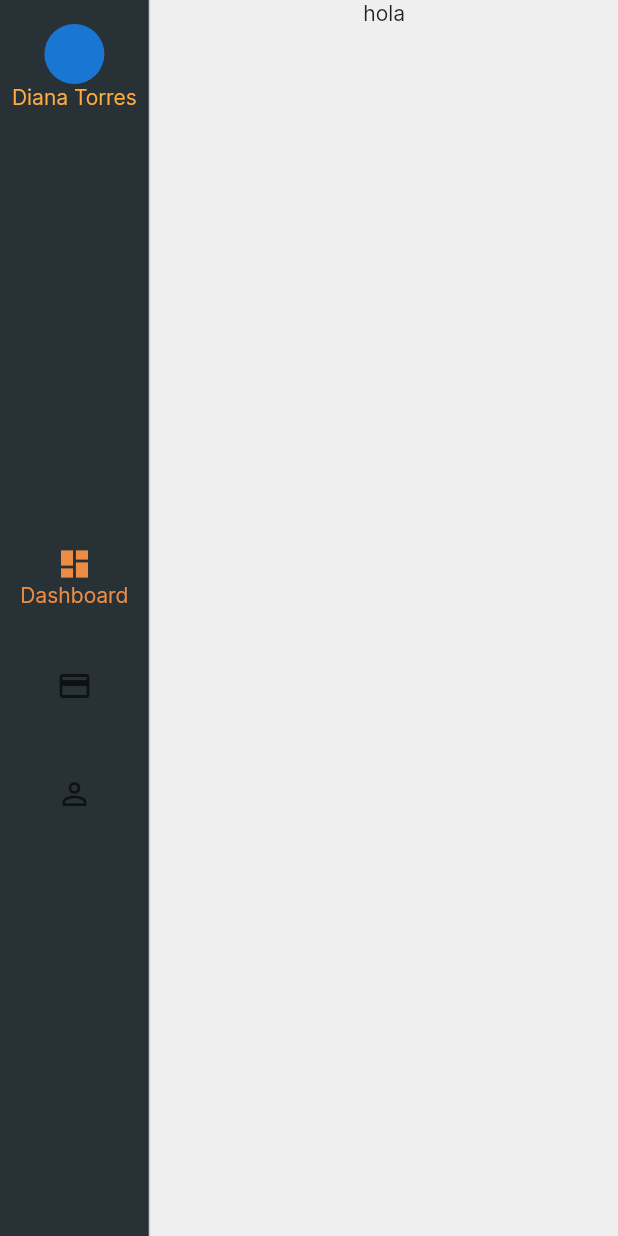
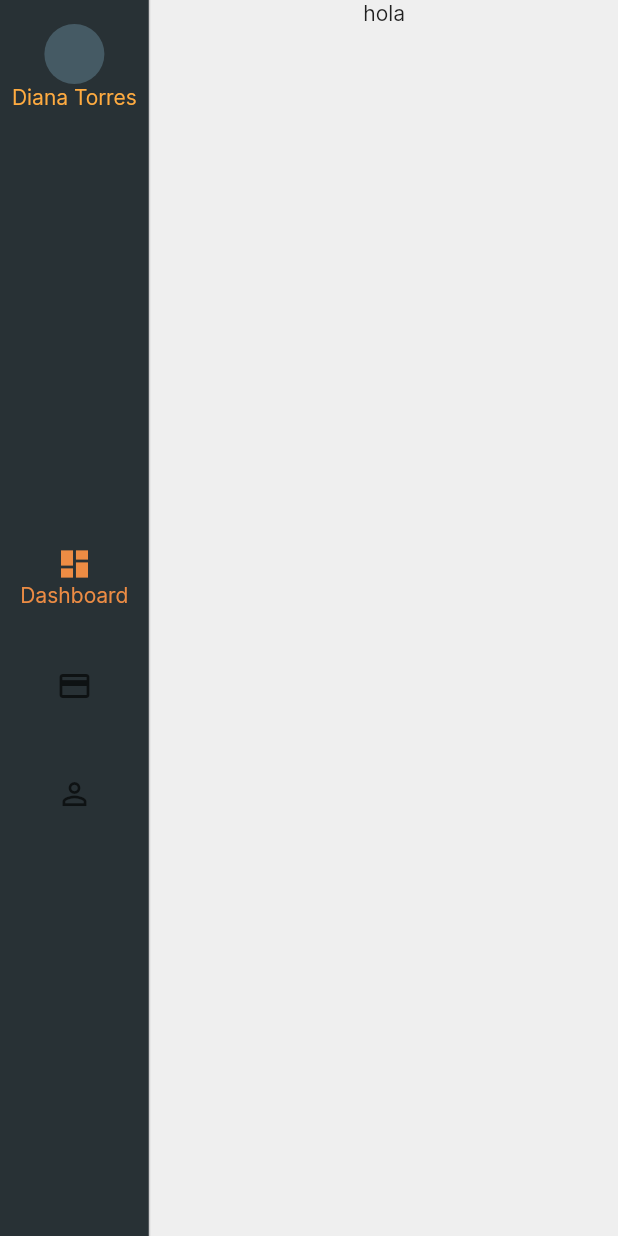
Before and after one commit to LITO-TR/del_centro_app, a Flutter app: the screen it shows after launch, on a phone screen of 412 x 824 dp. Run offline on Flutter 3.47's test engine with Material 2 defaults, Android fonts, the phone set to English and light mode, and no system bars.

Commit message:
refactor main color

```diff
--- a/lib/main.dart
+++ b/lib/main.dart
@@ -16,9 +16,8 @@ class MyApp extends StatelessWidget {
       debugShowCheckedModeBanner: false,
       title: 'Flutter Demo',
       theme: ThemeData(
-
+        primarySwatch: Colors.blueGrey,
           fontFamily: 'Inter',
-
           scaffoldBackgroundColor: Styles.scaffoldBackgroundColor),
       home: const Layout(),
     );
```
